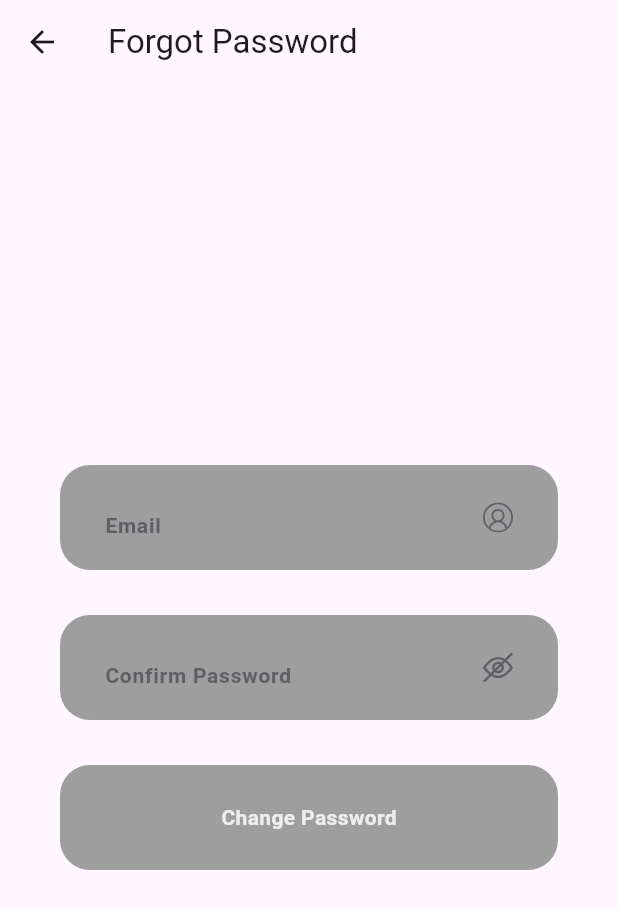
After one commit to EEOROKU/The-Wear-App, a Flutter app: the LoginPage screen opened by its route, after a tap on "Forgot Password?", on a phone screen of 412 x 824 dp. The commit adds this screen. Shown: the top 909 px of the screen. Run offline on Flutter 3.47's test engine with Material 3 defaults, Android fonts, the phone set to English and light mode, and no system bars; our stand-ins replace cloud_firestore, firebase_auth, firebase_core, firebase_storage, flutter_svg, get_it and 2 more; accounts and stored records are empty; statements that could not run were skipped.

Commit message:
started on forgot password functionality

```diff
--- /dev/null
+++ b/lib/screens/Auth/forgot_password.dart
@@ -0,0 +1,141 @@
+import 'package:flutter/material.dart';
+import 'package:closet_app/widgets/widgets.dart';
+import 'package:closet_app/view_controller/user_controller.dart';
+import 'package:closet_app/helper/helper_function.dart';
+
+import '../../locator.dart';
+import 'login_page.dart';
+
+class ForgotPasswordPage extends StatefulWidget {
+  final String userEmail;
+
+  const ForgotPasswordPage({Key? key, required this.userEmail}) : super(key: key);
+
+  @override
+  _ForgotPasswordPageState createState() => _ForgotPasswordPageState();
+}
+
+class _ForgotPasswordPageState extends State<ForgotPasswordPage> {
+  TextEditingController emailController = TextEditingController();
+  TextEditingController newPasswordController = TextEditingController();
+  TextEditingController confirmPasswordController = TextEditingController();
+
+  final UserController userController = locator.get<UserController>();
+
+  String? _errorMessage;
+
+  Future<void> _changePassword() async {
+    setState(() {
+      _errorMessage = null; // Clear previous error message
+    });
+
+    // Validate password inputs
+    String? errorMessage = HelperFunctions.validatePassword(newPasswordController);
+    if (errorMessage != null) {
+      setState(() {
+        _errorMessage = errorMessage;
+      });
+      return; // Don't proceed with changing password if input is not valid
+    }
+
+    // Check if the confirmed password matches the new password
+    if (newPasswordController.text != confirmPasswordController.text) {
+      setState(() {
+        _errorMessage = "Passwords don't match";
+      });
+      return; // Don't proceed if passwords don't match
+    }
+
+    try {
+      // Call the method to change the password
+       userController.updateUserPassword(newPasswordController.text);
+      // Display success dialog upon successful change of password
+      showDialog(
+        context: context,
+        builder: (BuildContext context) {
+          return AlertDialog(
+            title: const Text('Change Password Success'),
+            content: const Text('Your password has been changed successfully.'),
+            actions: <Widget>[
+              TextButton(
+                onPressed: () {
+                  Navigator.of(context).pushReplacement(
+                    MaterialPageRoute(builder: (context) => const LoginPage()),
+                  );
+                },
+                child: const Text('OK'),
+              ),
+            ],
+          );
+        },
+      );
+    } catch (error) {
+      // Display an error dialog if changing password fails
+      showDialog(
+        context: context,
+        builder: (BuildContext context) {
+          return AlertDialog(
+            title: const Text('Change Password Failed'),
+            content: Text(error.toString()),
+            actions: <Widget>[
+              TextButton(
+                onPressed: () {
+                  Navigator.of(context).pop();
+                },
+                child: const Text('OK'),
+              ),
+            ],
+          );
+        },
+      );
+    }
+  }
+
+  @override
+  Widget build(BuildContext context) {
+    return Scaffold(
+      appBar: AppBar(
+        title: const Text('Forgot Password'),
+        leading: IconButton(
+          icon: Icon(Icons.arrow_back),
+          onPressed: () {
+            Navigator.pop(context);
+          },
+        ),
+      ),
+      body: Padding(
+        padding: const EdgeInsets.symmetric(horizontal: 20.0),
+        child: Column(
+          mainAxisAlignment: MainAxisAlignment.center,
+          crossAxisAlignment: CrossAxisAlignment.stretch,
+          children: [
+            textFild(
+              controller: emailController,
+              image: 'user.svg',
+              hintTxt: 'Email',
+            ),
+            const SizedBox(height: 10.0),
+            PasswordTextField(
+              controller: confirmPasswordController,
+              hintTxt: 'Confirm Password',
+            ),
+            if (_errorMessage != null)
+              Padding(
+                padding: const EdgeInsets.symmetric(vertical: 10.0),
+                child: Text(
+                  _errorMessage!,
+                  style: TextStyle(color: Colors.red),
+                ),
+              ),
+            const SizedBox(height: 20.0),
+            Mainbutton(
+              onTap: _changePassword,
+              text: 'Change Password',
+              btnColor: Colors.grey,
+            ),
+          ],
+        ),
+      ),
+    );
+  }
+}
--- a/lib/screens/Auth/login_page.dart
+++ b/lib/screens/Auth/login_page.dart
@@ -1,4 +1,5 @@
 import 'package:closet_app/locator.dart';
+import 'package:closet_app/screens/Auth/forgot_password.dart';
 import 'package:closet_app/view_controller/user_controller.dart';
 import 'package:flutter/material.dart';
 import 'package:closet_app/widgets/widgets.dart';
@@ -6,6 +7,8 @@ import 'package:closet_app/utils/constants.dart';
 
 import 'package:closet_app/screens/screens.dart';
 import 'package:closet_app/helper/helper_function.dart';
+
+import 'change_password.dart';
 
 class LoginPage extends StatefulWidget {
   const LoginPage({super.key});
@@ -107,14 +110,22 @@ class _LoginPageState extends State<LoginPage> {
               ),
               const SpaceVH(height: 10.0),
               Align(
-                alignment: Alignment.centerRight,
+                alignment: Alignment.center,
                 child: Padding(
                   padding: const EdgeInsets.only(right: 20.0),
                   child: TextButton(
-                    onPressed: () {},
-                    child: const Text(
+                    onPressed: () {
+                      Navigator.push(
+                        context,
+                        MaterialPageRoute(builder: (context) => ForgotPasswordPage(userEmail: userEmail.text)),
+                      );
+                    },
+                    child: Text(
                       'Forgot Password?',
-                      style: headline3,
+                      style: TextStyle(
+                          fontStyle: FontStyle.italic,
+                          color: Colors.black.withOpacity(0.6),
+                      ),
                     ),
                   ),
                 ),
--- a/lib/screens/home_screen.dart
+++ b/lib/screens/home_screen.dart
@@ -289,6 +289,7 @@ class _HomeScreenState extends State<HomeScreen> {
               duration: const Duration(milliseconds: 300),
               child: _isAddPopupVisible
                   ? Container(
+                margin: const EdgeInsets.only(bottom: 10),
                 width: 150,
                 decoration: BoxDecoration(
                   color: Colors.black,
--- a/lib/services/database_service.dart
+++ b/lib/services/database_service.dart
@@ -34,9 +34,6 @@ class DatabaseService {
     String? userEmail = userData.userEmail;
     await savingUserData(userName!, userEmail!, avatarUrl);
   }
-
-
-
 
   Future<UserModel> gettingUserData(String uid) async {
     DocumentSnapshot snapshot = await userCollection.doc(uid).get();
@@ -125,8 +122,6 @@ class DatabaseService {
   }
 
 
-
-
   Future updateUserName(String uid,String userName) async {
     await HelperFunctions.saveUserNameSF(userName);
     return await userCollection.doc(uid).set({
--- a/lib/services/fire_base_auth.dart
+++ b/lib/services/fire_base_auth.dart
@@ -13,14 +13,11 @@ class AuthService {
   Future<UserModel> signInWithEmailAndPassword(String email, String password) async {
     try {
 
-
       UserCredential credential = await _auth.signInWithEmailAndPassword(
         email: email,
         password: password,
       );
       User? user = credential.user;
-
-
 
       return  await DatabaseService(uid: user!.uid).gettingUserData(user.uid);
     } on FirebaseAuthException catch (e) {
@@ -84,6 +81,17 @@ class AuthService {
     return _auth.currentUser?.uid;
   }
 
+  Future<void> resetPassword({required String email}) async {
+    try {
+      await _auth.sendPasswordResetEmail(email: email);
+      // Password reset email sent successfully
+    } catch (e) {
+      // Handle any errors that occurred during password reset
+      print("Password reset failed: $e");
+    }
+  }
+
+
   Future<void> updatePassword(String password) async {
     var user = _auth.currentUser;
     user?.updatePassword(password);
--- a/lib/view_controller/backend_service.dart
+++ b/lib/view_controller/backend_service.dart
@@ -73,6 +73,10 @@ class BackendService {
     return authService.validatePassword(email, password);
   }
 
+  Future<void> resetPassword(String email) async {
+    authService.resetPassword(email: email);
+  }
+
   void updatePassword(String password) {
     authService.updatePassword(password);}
 
--- a/lib/view_controller/user_controller.dart
+++ b/lib/view_controller/user_controller.dart
@@ -62,6 +62,11 @@ class UserController {
   }
 
 
+  Future<void> resetPassword(String email) async {
+    _backendService.resetPassword(email);
+  }
+
+
   Future<void> signOut() async {
     _backendService.signOut();
   }
```
